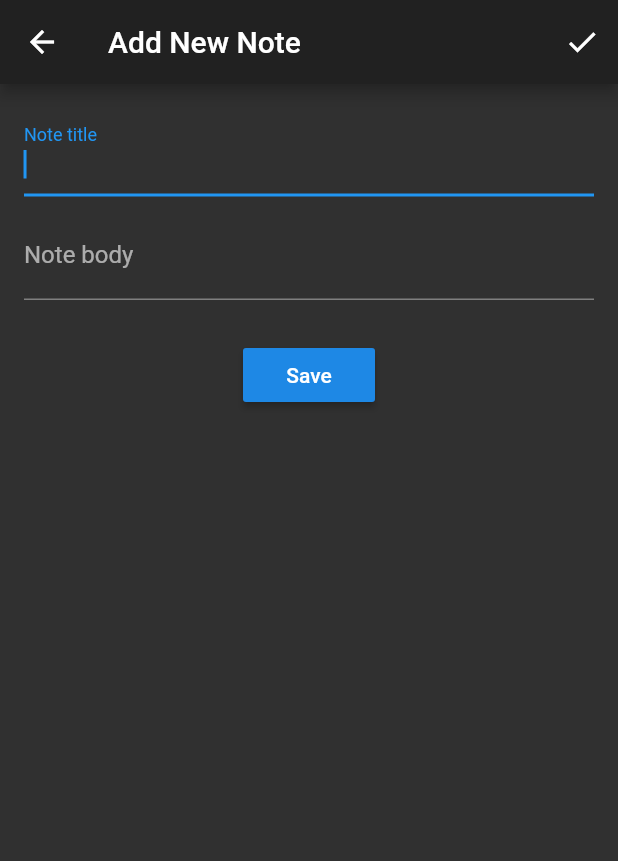
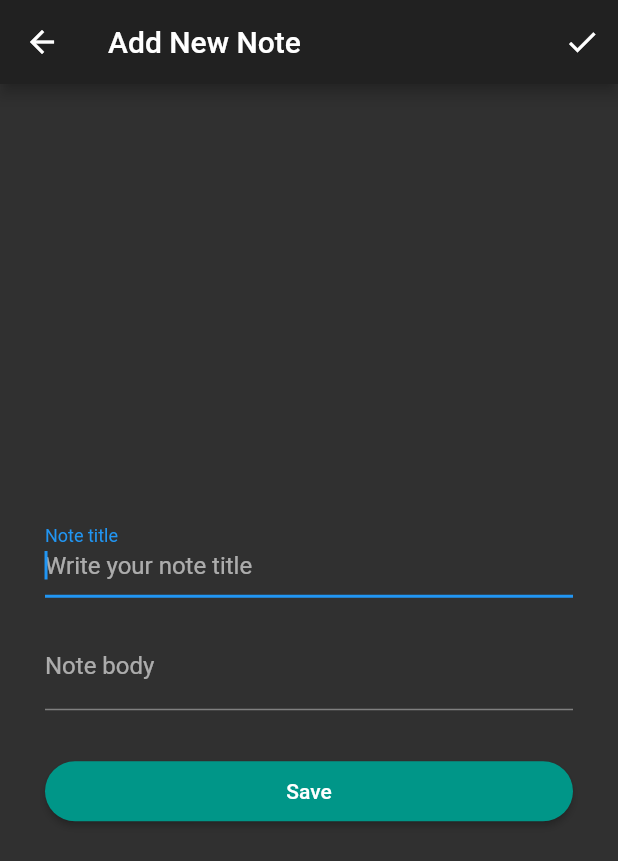
Before and after one commit to w3cp/my_notes, a Flutter app: the screen it shows after launch, after a tap on the "add" icon, on a phone screen of 412 x 824 dp. Shown: the top 861 px of the screen. Run offline on Flutter 3.47's test engine with Material 2 defaults, Android fonts, the phone set to English and light mode, and no system bars; our stand-ins replace sqflite; accounts and stored records are empty.

Commit message:
Update form ui

```diff
--- a/lib/db/db.dart
+++ b/lib/db/db.dart
@@ -4,7 +4,6 @@ import 'package:path/path.dart' as p;
 import 'dart:io';
 
 import 'package:my_notes/utils/dbdata.dart';
-
 import 'package:my_notes/model/note.dart';
 
 class DBProvider {
--- a/lib/main.dart
+++ b/lib/main.dart
@@ -1,7 +1,6 @@
 import 'package:flutter/material.dart';
 
 import 'package:my_notes/utils/uidata.dart';
-
 import 'package:my_notes/pages/all_notes.dart';
 import 'package:my_notes/pages/note_details.dart';
 import 'package:my_notes/pages/add_edit_note.dart';
--- a/lib/pages/add_edit_note.dart
+++ b/lib/pages/add_edit_note.dart
@@ -1,7 +1,6 @@
 import 'package:flutter/material.dart';
 
 import 'package:my_notes/utils/uidata.dart';
-
 import 'package:my_notes/model/note.dart';
 
 class AddEditNote extends StatefulWidget {
@@ -47,8 +46,10 @@ class AddEditNoteState extends State<AddEditNote> {
       },
       decoration: InputDecoration(
         labelText: UIData.formLebelTitle,
+        hintText: UIData.formHintTitle,
       ),
       controller: _titleController,
+      maxLines: 1,
       autofocus: true,
     );
 
@@ -61,6 +62,7 @@ class AddEditNoteState extends State<AddEditNote> {
       },
       decoration: InputDecoration(
         labelText: UIData.formLebelBody,
+        hintText: UIData.formHintBody,
       ),
       keyboardType: TextInputType.multiline,
       maxLines: null,
@@ -76,38 +78,50 @@ class AddEditNoteState extends State<AddEditNote> {
       }
     }
 
-    final saveButton = Padding(
-      padding: const EdgeInsets.symmetric(vertical: 16.0),
-      child: RaisedButton(
+    final saveButton = RaisedButton(
+      padding: EdgeInsets.all(12.0),
+      shape: StadiumBorder(),
+      child: Text((args.title == '')
+          ? UIData.raisedButtonSave
+          : UIData.raisedButtonUpdate),
+      color: Colors.teal,
       onPressed: () {
         saveNote();
       },
-        child: Text((args.title == '')
-            ? UIData.raisedButtonSave
-            : UIData.raisedButtonUpdate),
-      ),
     );
 
     final form = Form(
       key: _formKey,
-      child: Padding(
-        padding: const EdgeInsets.all(16.0),
+      child: Container(
         child: Column(
+          mainAxisAlignment: MainAxisAlignment.spaceAround,
+          mainAxisSize: MainAxisSize.min,
           children: <Widget>[
-            titleFormField,
-            Padding(
-              padding: const EdgeInsets.symmetric(vertical: 10.0),
+            Container(
+              padding: EdgeInsets.symmetric(vertical: 16.0, horizontal: 30.0),
+              child: titleFormField,
+            ),
+            Container(
+              padding: EdgeInsets.symmetric(vertical: 0.0, horizontal: 30.0),
               child: bodyFormField,
             ),
-            saveButton,
+            SizedBox(
+              height: 30.0,
+            ),
+            Container(
+              padding: EdgeInsets.symmetric(vertical: 0.0, horizontal: 30.0),
+              width: double.infinity,
+              child: saveButton,
+            ),
+            SizedBox(
+              height: 5.0,
+            ),
           ],
         ),
       ),
     );
 
-    return Scaffold(
-      key: _scaffoldKey,
-      appBar: AppBar(
+    final appBar = AppBar(
       title: Text((args.title == '')
           ? UIData.titleRouteAddNewNote
           : UIData.titleRouteEditNote),
@@ -118,11 +132,15 @@ class AddEditNoteState extends State<AddEditNote> {
           tooltip: UIData.tooltipSaveNote,
         )
       ],
+    );
+
+    return Scaffold(
+      key: _scaffoldKey,
+      appBar: appBar,
+      body: Center(
+        child: SingleChildScrollView(
+          child: form,
         ),
-      body: ListView(
-        children: <Widget>[
-          form,
-        ],
       ),
     );
   }
--- a/lib/pages/all_notes.dart
+++ b/lib/pages/all_notes.dart
@@ -2,7 +2,6 @@ import 'package:flutter/material.dart';
 import 'package:sqflite/sqflite.dart';
 
 import 'package:my_notes/utils/uidata.dart';
-
 import 'package:my_notes/model/note.dart';
 import 'package:my_notes/db/db.dart';
 
--- a/lib/pages/note_details.dart
+++ b/lib/pages/note_details.dart
@@ -1,7 +1,6 @@
 import 'package:flutter/material.dart';
 
 import 'package:my_notes/utils/uidata.dart';
-
 import 'package:my_notes/model/note.dart';
 
 class NoteDetails extends StatefulWidget {
--- a/lib/utils/uidata.dart
+++ b/lib/utils/uidata.dart
@@ -50,7 +50,9 @@ class UIData {
   static const String formErrorEmtyDescription =
       "Please enter note description";
   static const String formLebelTitle = "Note title";
+  static const String formHintTitle = "Write your note title";
   static const String formLebelBody = "Note body";
+  static const String formHintBody = "Write your note here";
 
   //raised button
   static const String raisedButtonSave = "Save";
```
Lines whose indentation alone changed are shown as unchanged.
